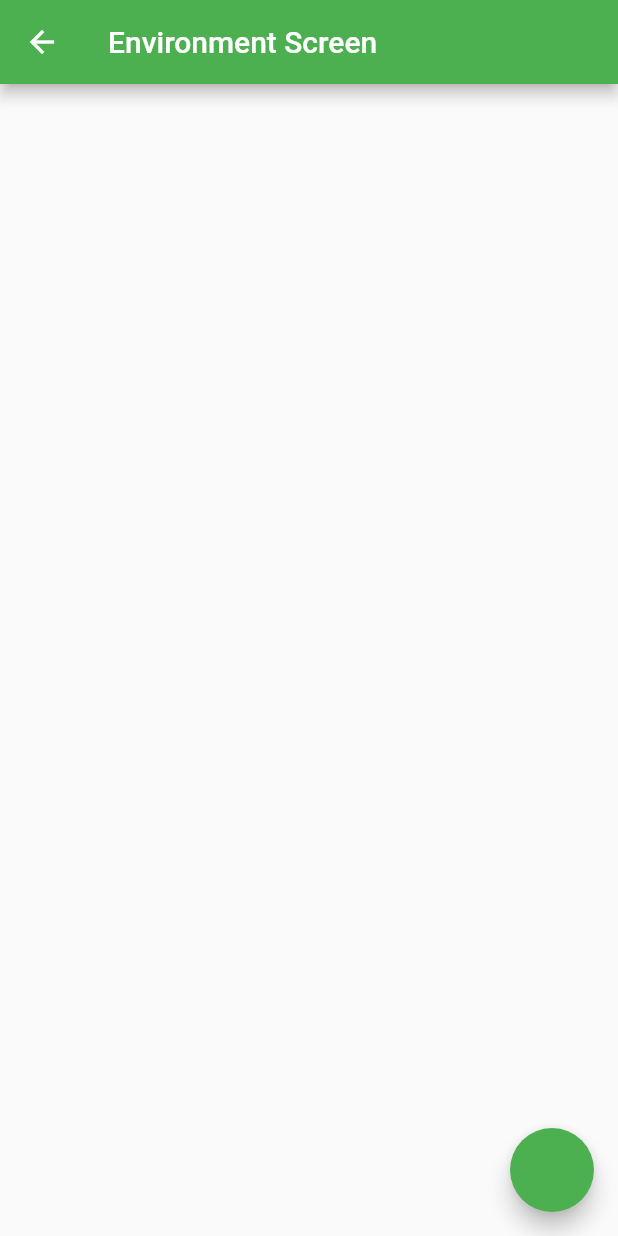
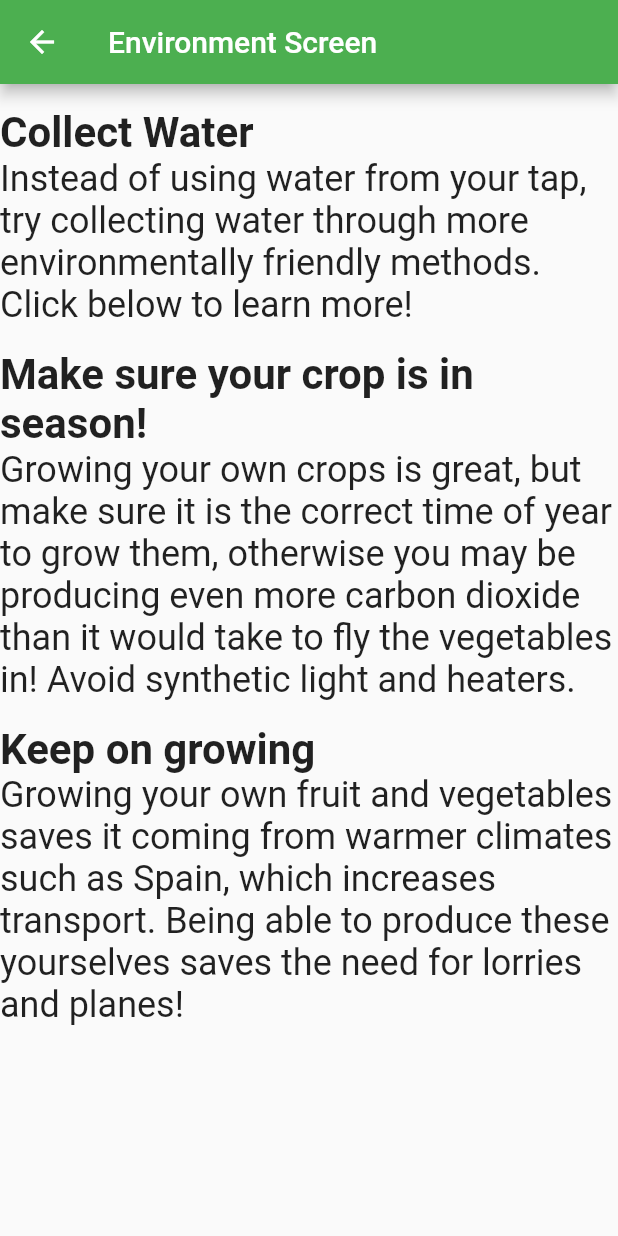
Before and after one commit to declan-davidson/garden_planner, a Flutter app: the EnvironmentInfo screen opened directly, on a phone screen of 412 x 824 dp. Run offline on Flutter 3.47's test engine with Material 2 defaults, Android fonts, the phone set to English and light mode, and no system bars; our stand-ins replace google_maps_flutter, page_transition, syncfusion_flutter_charts; missing offline and left inert: draw_graph, google_maps_flutter_web.

Commit message:
Changed environment info page to have text, put button on graph page down the bottom

```diff
--- a/lib/environment_info.dart
+++ b/lib/environment_info.dart
@@ -8,16 +8,28 @@ class EnvironmentInfo extends StatelessWidget{
     Widget build(BuildContext context) {
         return Scaffold(
 
-            // > Marty - Added a return button for now
-            floatingActionButton: FloatingActionButton(
-                onPressed: (){
-                    Navigator.pop(context);
-                }
-            ),
-
             appBar: AppBar(
                 title: Text("Environment Screen")
             ), //App B4r
+            body: ListView(
+                children: [
+                Text(" "),
+                Text("Collect Water",
+                style: TextStyle(fontSize: 28, fontWeight: FontWeight.bold),),
+                Text("Instead of using water from your tap, try collecting water through more environmentally friendly methods. Click below to learn more!",
+                style: TextStyle(fontSize: 24),),
+                Text(" "),
+                Text("Make sure your crop is in season!",
+                style: TextStyle(fontSize: 28, fontWeight: FontWeight.bold),),
+                Text("Growing your own crops is great, but make sure it is the correct time of year to grow them, otherwise you may be producing even more carbon dioxide than it would take to fly the vegetables in! Avoid synthetic light and heaters.",
+                style: TextStyle(fontSize: 24),),
+                Text(" "),
+                Text("Keep on growing",
+                style: TextStyle(fontSize: 28, fontWeight: FontWeight.bold),),
+                Text("Growing your own fruit and vegetables saves it coming from warmer climates such as Spain, which increases transport. Being able to produce these yourselves saves the need for lorries and planes!",
+                style: TextStyle(fontSize: 24),)
+            ]),
         ); // Build
+
     }
 }
--- a/lib/environment_page.dart
+++ b/lib/environment_page.dart
@@ -157,16 +157,7 @@ class _InteractiveGraphState extends State<EnvironmentPage> {
                   )
                 ]
               ),
-              TextButton(
-                style: ButtonStyle(
-                  foregroundColor: MaterialStateProperty.all<Color>(Colors.white),
-                  backgroundColor: MaterialStateProperty.all<Color>(Colors.green),
-                ),
-                onPressed: () {
-                  Navigator.push(context, PageTransition(child: EnvironmentInfo(), type: PageTransitionType.rightToLeft, duration: Duration(milliseconds: 200), reverseDuration: Duration(milliseconds: 200))); // Navigator.push
-                },
-                child: const Text('Learn More!'),
-              ),
+
               SfCartesianChart(
                 title: ChartTitle(
                   text: 'Environmental Impact (Potatoes)',
@@ -306,7 +297,17 @@ class _InteractiveGraphState extends State<EnvironmentPage> {
                     name: 'Buying from Shop'
                   )
                 ]
-              )
+              ),
+              TextButton(
+                style: ButtonStyle(
+                  foregroundColor: MaterialStateProperty.all<Color>(Colors.white),
+                  backgroundColor: MaterialStateProperty.all<Color>(Colors.green),
+                ),
+                onPressed: () {
+                  Navigator.push(context, PageTransition(child: EnvironmentInfo(), type: PageTransitionType.rightToLeft, duration: Duration(milliseconds: 200), reverseDuration: Duration(milliseconds: 200))); // Navigator.push
+                },
+                child: const Text('Learn More!'),
+              ),
             ]
           )
         )
```
Also changed, not shown: 3 other files.
